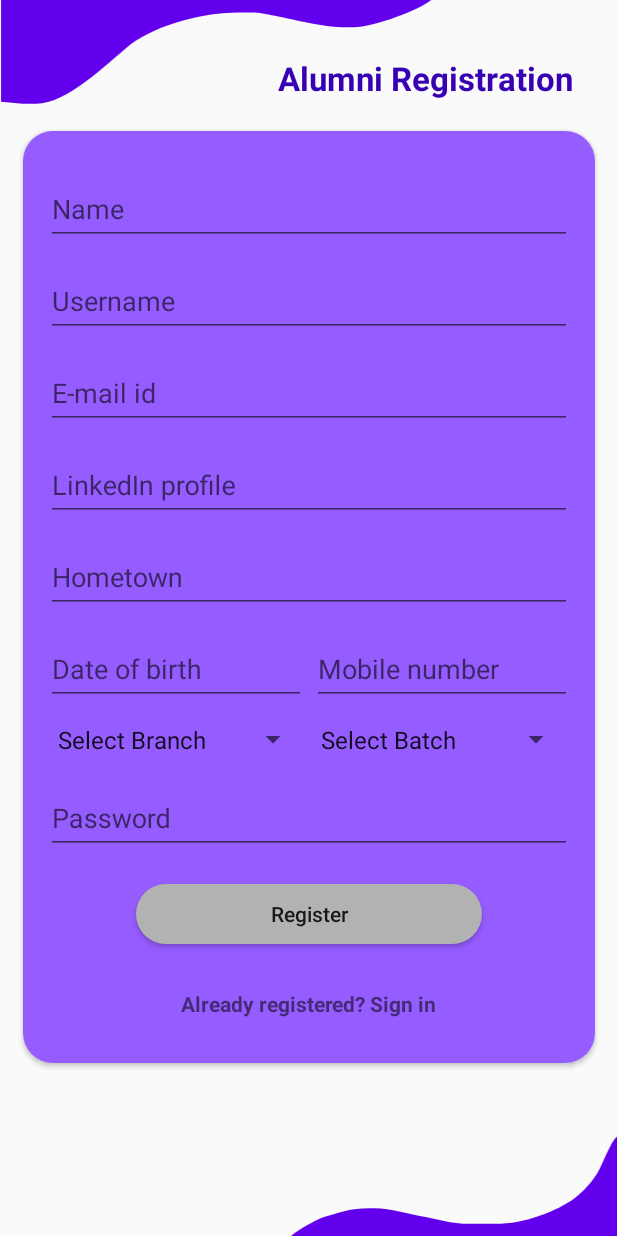
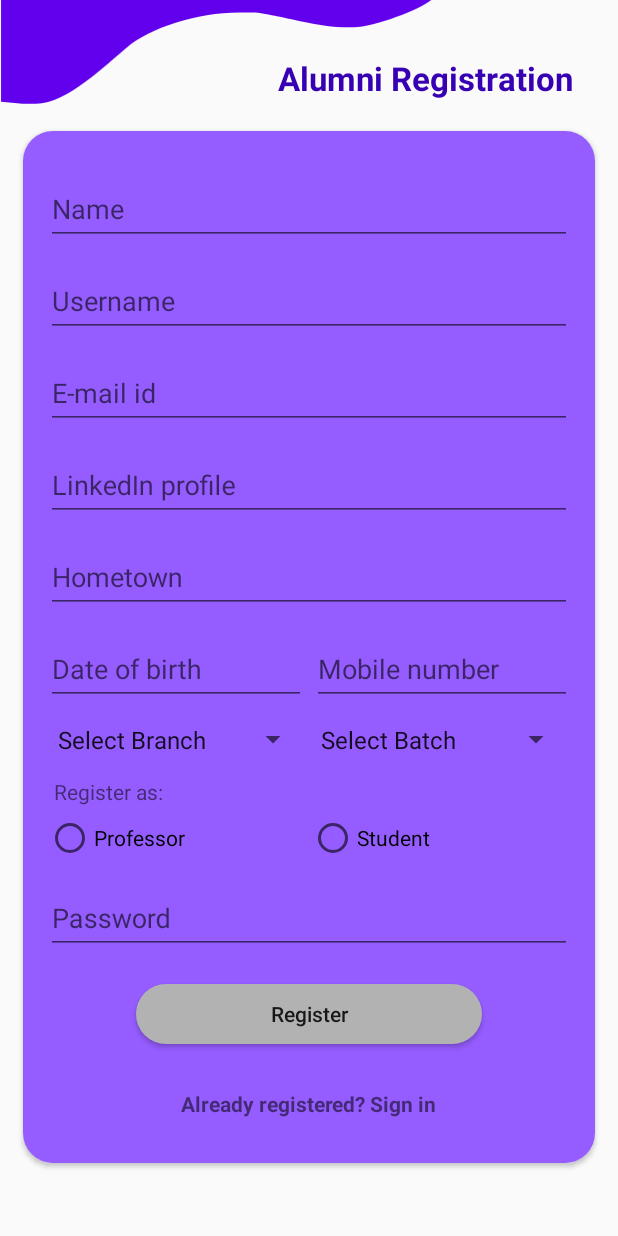
Before and after one commit to anantbharti/AlumniNITJsr, an Android app: the screen it shows after launch (MainActivity), after a tap on "New user? Sign up", on a phone screen of 412 x 824 dp. Run offline under Robolectric (Android 15) with nearby library versions, the phone set to English and light mode, and no system bars.

```diff
--- a/app/src/main/java/com/example/alumninitjsr/fragments/SignIn.java
+++ b/app/src/main/java/com/example/alumninitjsr/fragments/SignIn.java
@@ -86,9 +86,7 @@ public class SignIn extends Fragment {
     }
 
     private void startLogin(String loginUsername,String loginPassword){
-        HashMap<String,String> loginRequest=new HashMap<String, String>();
-        loginRequest.put("username",loginUsername);
-        loginRequest.put("password",loginPassword);
+
         RequestBody requestBody = new MultipartBody.Builder()
                 .setType(MultipartBody.FORM)
                 .addFormDataPart("username",loginUsername)
--- a/app/src/main/res/layout/fragment_sign_up.xml
+++ b/app/src/main/res/layout/fragment_sign_up.xml
@@ -15,14 +15,6 @@
         android:layout_alignParentTop="true"
         android:src="@drawable/ic_top_vector"/>
 
-    <ImageView
-        android:layout_width="match_parent"
-        android:adjustViewBounds="true"
-        android:layout_height="wrap_content"
-        android:layout_alignParentRight="true"
-        android:id="@+id/vec_bottom"
-        android:layout_alignParentBottom="true"
-        android:src="@drawable/ic_bottom_vector"/>
 
     <TextView
         android:layout_width="wrap_content"
@@ -40,8 +32,7 @@
         android:layout_width="match_parent"
         android:id="@+id/reg_scroll_view"
         android:layout_height="wrap_content"
-        android:layout_below="@id/vec_top"
-        android:layout_above="@id/vec_bottom">
+        android:layout_below="@id/vec_top">
 
         <androidx.cardview.widget.CardView
             android:layout_width="match_parent"
@@ -181,7 +172,35 @@
 
                 </LinearLayout>
 
+                <TextView
+                    android:layout_width="match_parent"
+                    android:layout_height="wrap_content"
+                    android:layout_marginTop="10dp"
+                    android:layout_marginHorizontal="5dp"
+                    android:text="Register as:"/>
 
+                <RadioGroup
+                    android:id="@+id/user_type_rad_grp"
+                    android:layout_width="match_parent"
+                    android:layout_marginTop="5dp"
+                    android:layout_height="wrap_content"
+                    android:orientation="horizontal">
+
+                    <RadioButton
+                        android:id="@+id/reg_prof_rad_btn"
+                        android:layout_width="match_parent"
+                        android:layout_height="wrap_content"
+                        android:layout_weight="1"
+                        android:text="Professor" />
+
+                    <RadioButton
+                        android:id="@+id/reg_stu_rad_btn"
+                        android:layout_width="match_parent"
+                        android:layout_height="wrap_content"
+                        android:layout_weight="1"
+                        android:text="Student" />
+
+                </RadioGroup>
 
                 <com.google.android.material.textfield.TextInputLayout
                     android:layout_width="match_parent"
```
Also changed, not shown: app/src/main/java/com/example/alumninitjsr/APIInterface.java (+16 -4 lines), app/src/main/java/com/example/alumninitjsr/fragments/SignUp.java (+55 -24 lines).
